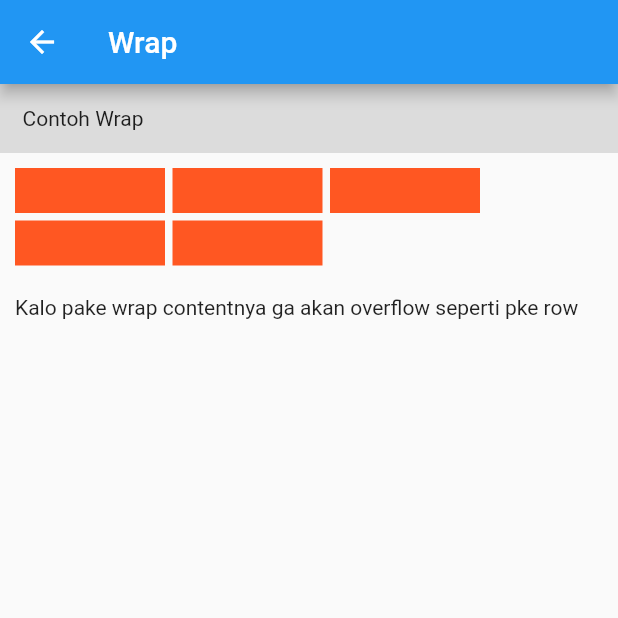
After one commit to yobisetiawan/flutter-catalog, a Flutter app: the MyWrap screen opened directly, on a phone screen of 412 x 824 dp, the top half of it. The commit adds this screen. Run offline on Flutter 3.47's test engine with Material 2 defaults, Android fonts, the phone set to English and light mode, and no system bars; our stand-ins replace cached_network_image, google_fonts.

Commit message:
add stack and wrap

```diff
--- /dev/null
+++ b/lib/catalog/wrap.dart
@@ -0,0 +1,64 @@
+import 'package:flutter/material.dart';
+
+class MyWrap extends StatelessWidget {
+  const MyWrap({Key? key}) : super(key: key);
+
+  @override
+  Widget build(BuildContext context) {
+    return Scaffold(
+        appBar: AppBar(
+          title: const Text('Wrap'),
+        ),
+        body: ListView(children: <Widget>[
+          Container(
+            padding: const EdgeInsets.all(15),
+            color: Colors.black12,
+            child: const Text('Contoh Wrap'),
+          ),
+          Padding(
+            padding: const EdgeInsets.all(10.0),
+            child: Wrap(
+              spacing: 5.0,
+              runSpacing: 5.0,
+              children: [
+                Container(
+                  width: 100.0,
+                  height: 30.0,
+                  padding: const EdgeInsets.all(10),
+                  color: Colors.deepOrange,
+                ),
+                Container(
+                  width: 100.0,
+                  height: 30.0,
+                  padding: const EdgeInsets.all(10),
+                  color: Colors.deepOrange,
+                ),
+                Container(
+                  width: 100.0,
+                  height: 30.0,
+                  padding: const EdgeInsets.all(10),
+                  color: Colors.deepOrange,
+                ),
+                Container(
+                  width: 100.0,
+                  height: 30.0,
+                  padding: const EdgeInsets.all(10),
+                  color: Colors.deepOrange,
+                ),
+                Container(
+                  width: 100.0,
+                  height: 30.0,
+                  padding: const EdgeInsets.all(10),
+                  color: Colors.deepOrange,
+                )
+              ],
+            ),
+          ),
+          Container(
+            padding: const EdgeInsets.all(10),
+            child: const Text(
+                'Kalo pake wrap contentnya ga akan overflow seperti pke row'),
+          )
+        ]));
+  }
+}
--- a/lib/main.dart
+++ b/lib/main.dart
@@ -13,8 +13,10 @@ import 'package:catalog/catalog/loading.dart';
 import 'package:catalog/catalog/radio.dart';
 import 'package:catalog/catalog/row.dart';
 import 'package:catalog/catalog/slider.dart';
+import 'package:catalog/catalog/stack.dart';
 import 'package:catalog/catalog/switch.dart';
 import 'package:catalog/catalog/text.dart';
+import 'package:catalog/catalog/wrap.dart';
 import 'package:flutter/material.dart';
 
 void main() {
@@ -74,6 +76,14 @@ class MenuCatalog extends StatelessWidget {
       {
         "to": const MyColumn(),
         "title": const Text("Widget: Column"),
+      },
+      {
+        "to": const MyWrap(),
+        "title": const Text("Widget: Wrap"),
+      },
+      {
+        "to": const MyStack(),
+        "title": const Text("Widget: Stack"),
       },
       {
         "to": const MyFormInput(),
```
Also changed, not shown: lib/catalog/stack.dart (added, +45 -0 lines).
